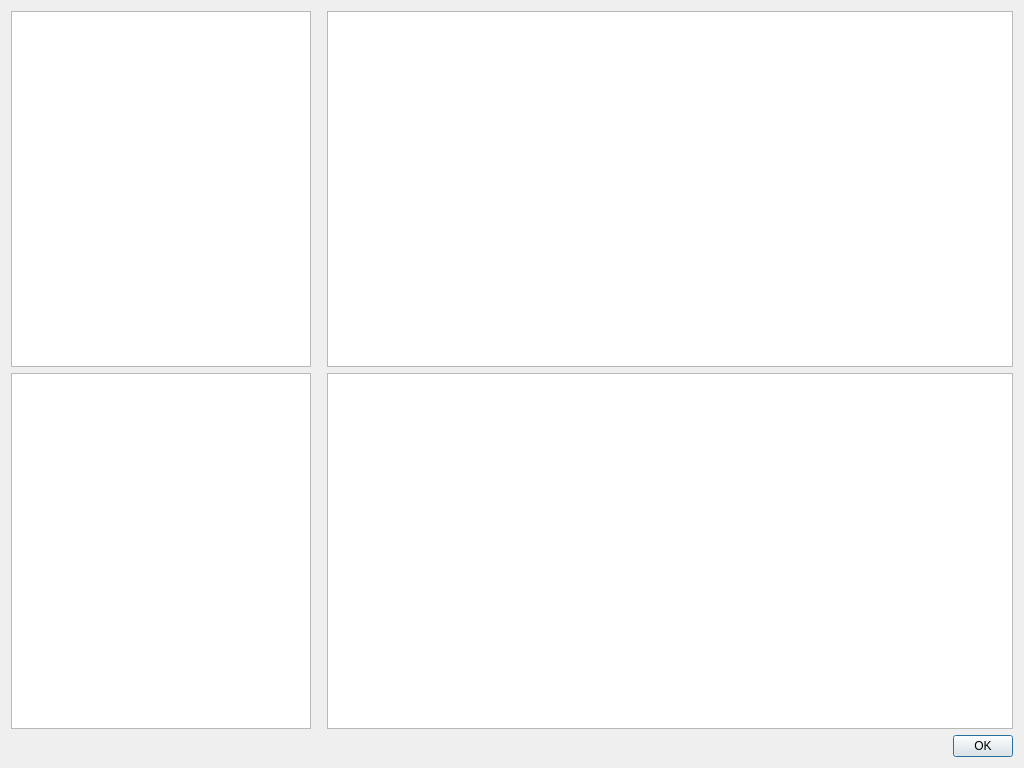
Old version of the form gui/views/loadSimulationTree.ui in the repository feslima/metacontrol.
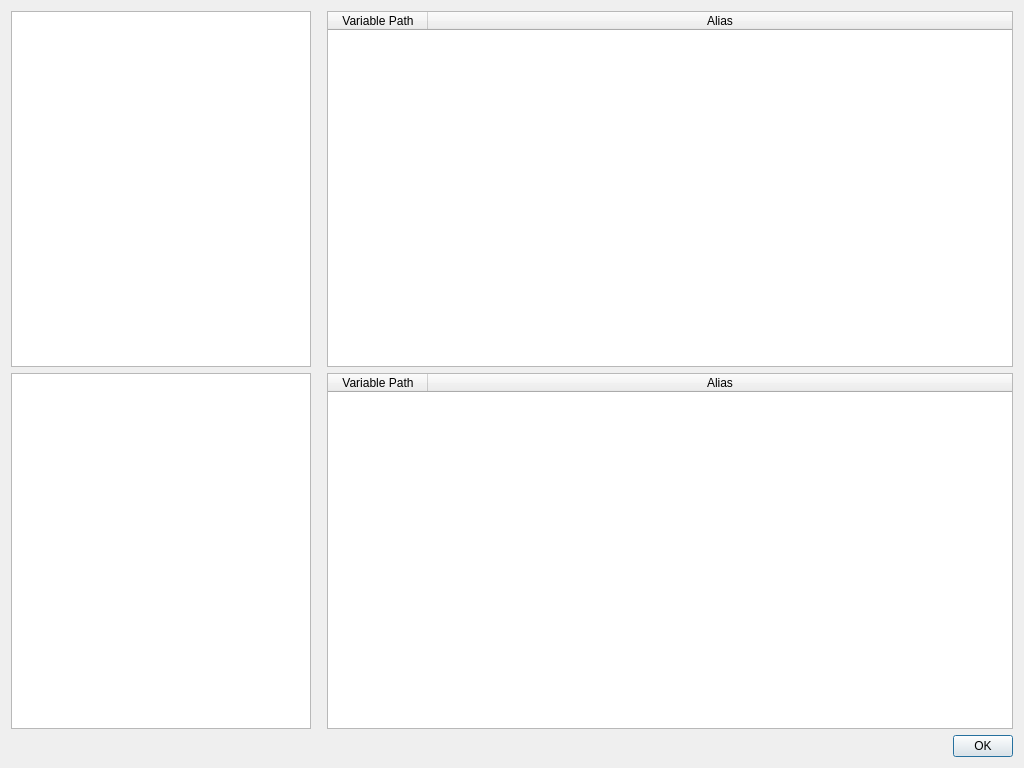
New version of the form. Icons and pictures are not drawn.

Commit message: a few more functionalities implemented in the load sim tree

The edit to the form file:
```diff
--- a/gui/views/loadSimulationTree.ui
+++ b/gui/views/loadSimulationTree.ui
@@ -14,42 +14,6 @@
    <string>Dialog</string>
   </property>
   <layout class="QGridLayout" name="gridLayout">
-   <item row="0" column="2">
-    <widget class="QTableView" name="tableView">
-     <property name="minimumSize">
-      <size>
-       <width>300</width>
-       <height>0</height>
-      </size>
-     </property>
-    </widget>
-   </item>
-   <item row="1" column="0">
-    <widget class="QTreeView" name="treeViewOutput">
-     <property name="minimumSize">
-      <size>
-       <width>300</width>
-       <height>0</height>
-      </size>
-     </property>
-     <property name="maximumSize">
-      <size>
-       <width>300</width>
-       <height>16777215</height>
-      </size>
-     </property>
-    </widget>
-   </item>
-   <item row="1" column="2">
-    <widget class="QTableWidget" name="tableWidget">
-     <property name="minimumSize">
-      <size>
-       <width>300</width>
-       <height>0</height>
-      </size>
-     </property>
-    </widget>
-   </item>
    <item row="0" column="1">
     <spacer name="horizontalSpacer">
      <property name="orientation">
@@ -99,6 +63,61 @@
      </item>
     </layout>
    </item>
+   <item row="0" column="2">
+    <widget class="QTableWidget" name="tableWidgetInput">
+     <property name="styleSheet">
+      <string notr="true"/>
+     </property>
+     <property name="selectionBehavior">
+      <enum>QAbstractItemView::SelectRows</enum>
+     </property>
+     <property name="sortingEnabled">
+      <bool>true</bool>
+     </property>
+     <property name="rowCount">
+      <number>0</number>
+     </property>
+     <attribute name="horizontalHeaderCascadingSectionResizes">
+      <bool>false</bool>
+     </attribute>
+     <attribute name="horizontalHeaderStretchLastSection">
+      <bool>true</bool>
+     </attribute>
+     <column>
+      <property name="text">
+       <string>Variable Path</string>
+      </property>
+     </column>
+     <column>
+      <property name="text">
+       <string>Alias</string>
+      </property>
+     </column>
+    </widget>
+   </item>
+   <item row="1" column="2">
+    <widget class="QTableWidget" name="tableWidgetOutput">
+     <property name="selectionBehavior">
+      <enum>QAbstractItemView::SelectItems</enum>
+     </property>
+     <attribute name="horizontalHeaderMinimumSectionSize">
+      <number>61</number>
+     </attribute>
+     <attribute name="horizontalHeaderStretchLastSection">
+      <bool>true</bool>
+     </attribute>
+     <column>
+      <property name="text">
+       <string>Variable Path</string>
+      </property>
+     </column>
+     <column>
+      <property name="text">
+       <string>Alias</string>
+      </property>
+     </column>
+    </widget>
+   </item>
    <item row="0" column="0">
     <widget class="QTreeView" name="treeViewInput">
      <property name="minimumSize">
@@ -120,6 +139,22 @@
      </property>
     </widget>
    </item>
+   <item row="1" column="0">
+    <widget class="QTreeView" name="treeViewOutput">
+     <property name="minimumSize">
+      <size>
+       <width>300</width>
+       <height>0</height>
+      </size>
+     </property>
+     <property name="maximumSize">
+      <size>
+       <width>300</width>
+       <height>16777215</height>
+      </size>
+     </property>
+    </widget>
+   </item>
   </layout>
  </widget>
  <resources/>
```
The commit also changes 3 other files.
